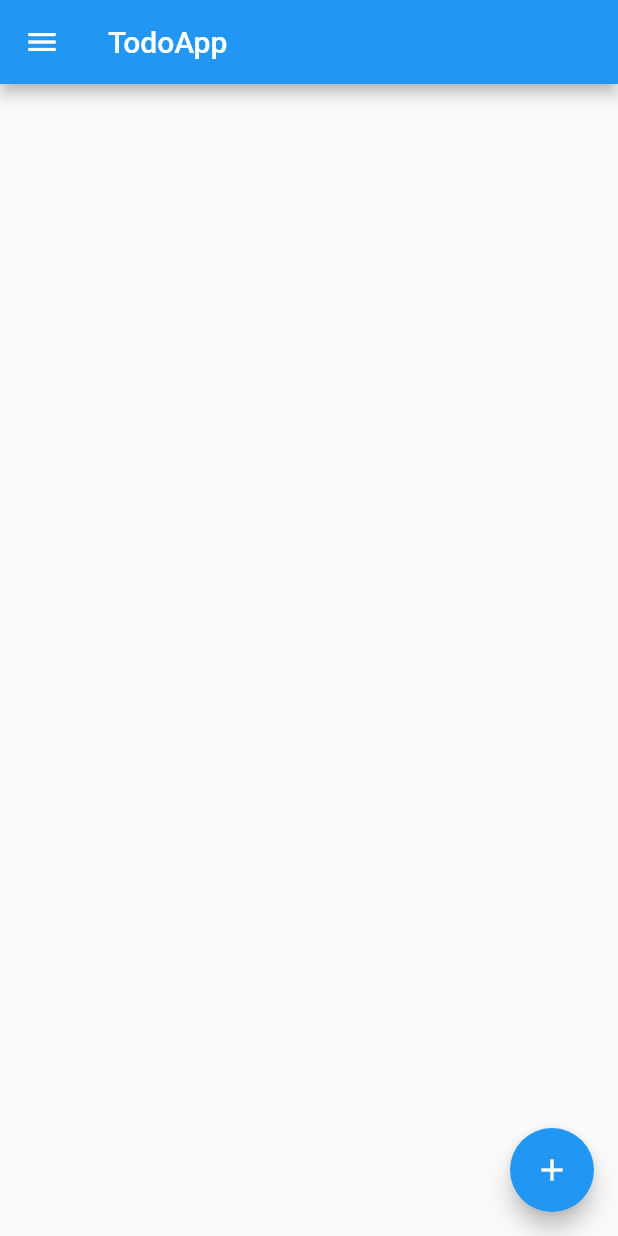
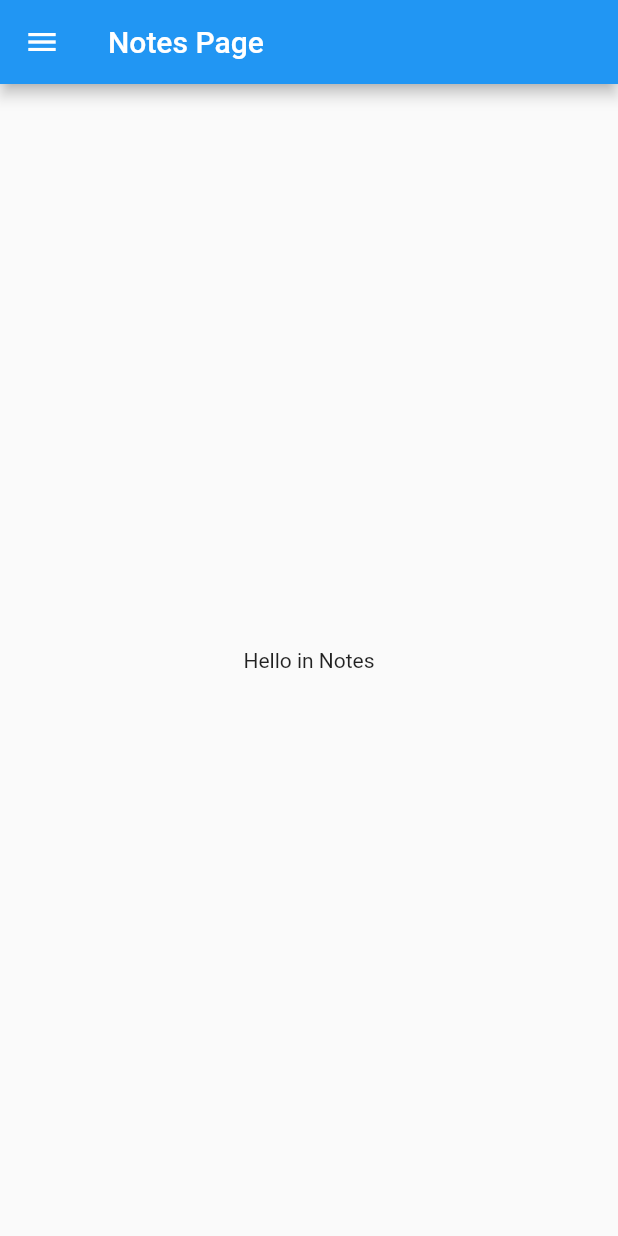
Before and after one commit to jayagr26/TodoApp, a Flutter app: the screen it shows after launch, after a tap on the "menu" icon, on a phone screen of 412 x 824 dp. Run offline on Flutter 3.47's test engine with Material 2 defaults, Android fonts, the phone set to English and light mode, and no system bars.

Commit message:
Added Notes Route

```diff
--- a/lib/main.dart
+++ b/lib/main.dart
@@ -1,5 +1,6 @@
 import 'package:flutter/material.dart';
 import 'package:todoapp/providers/todolist_provider.dart';
+import 'package:todoapp/screens/note/notes_screen.dart';
 import 'package:todoapp/screens/todo/todo_screen.dart';
 import 'package:provider/provider.dart';
 
@@ -23,10 +24,14 @@ class MyApp extends StatelessWidget {
 
   @override
   Widget build(BuildContext context) {
-    return const MaterialApp(
+    return MaterialApp(
       title: 'MyApp',
       debugShowCheckedModeBanner: false,
-      home: TodoPage(),
+      initialRoute: '/todo',
+      routes: {
+        '/todo': (context) => TodoPage(),
+        '/notes': (context) => NotesPage(),
+      },
     );
   }
 }
--- /dev/null
+++ b/lib/screens/note/notes_screen.dart
@@ -0,0 +1,30 @@
+import 'package:flutter/material.dart';
+import 'package:flutter/src/widgets/container.dart';
+import 'package:flutter/src/widgets/framework.dart';
+
+class NotesPage extends StatefulWidget {
+  const NotesPage({super.key});
+
+  @override
+  State<NotesPage> createState() => _NotesPageState();
+}
+
+class _NotesPageState extends State<NotesPage> {
+  @override
+  Widget build(BuildContext context) {
+    return Scaffold(
+      appBar: AppBar(
+        title: Text('Notes Page'),
+        leading: IconButton(
+          onPressed: () {
+            Navigator.pushReplacementNamed(context, '/todo');
+          },
+          icon: Icon(Icons.menu),
+        ),
+      ),
+      body: Center(
+        child: Text('Hello in Notes'),
+      ),
+    );
+  }
+}
--- a/lib/screens/todo/todo_screen.dart
+++ b/lib/screens/todo/todo_screen.dart
@@ -20,7 +20,9 @@ class _TodoPageState extends State<TodoPage> {
       appBar: AppBar(
         title: const Text('TodoApp'),
         leading: IconButton(
-          onPressed: () {},
+          onPressed: () {
+            Navigator.pushReplacementNamed(context, '/notes');
+          },
           icon: const Icon(Icons.menu),
         ),
       ),
```
